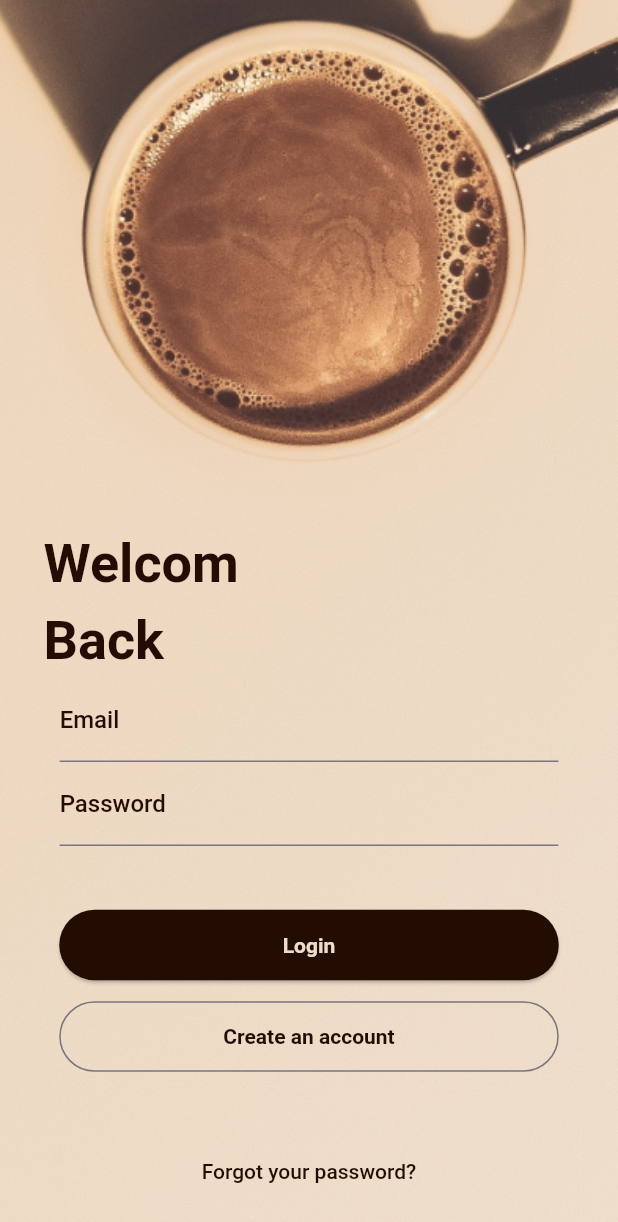
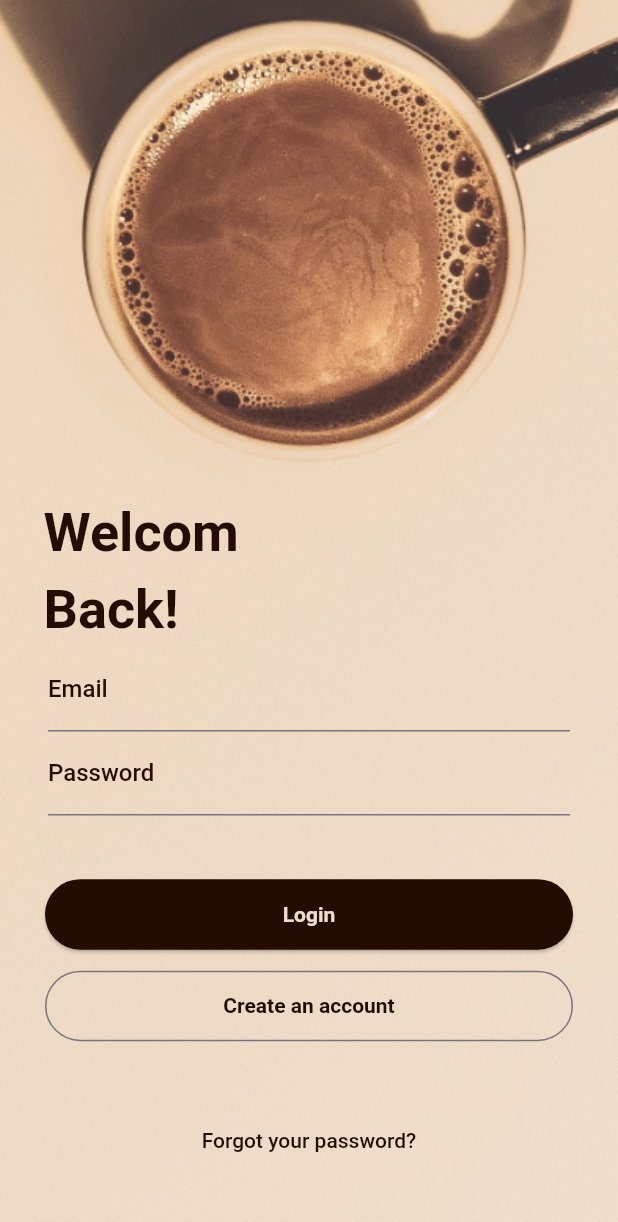
Before and after one commit to HkmPrmr/Coffe-Shop-Clean-Architecture, a Flutter app: the PersonalLoginData screen opened by its route, on a phone screen of 412 x 824 dp. Shown: the top 1222 px of the screen. Run offline on Flutter 3.47's test engine with Material 3 defaults, Android fonts, the phone set to English and light mode, and no system bars; Roboto replaces fonts that are missing (Josefin Sans, Poppins).

Commit message:
login page has been finished , now starting with home page

```diff
--- a/lib/presentation/pages/login_signup/enter_p_datapage.dart
+++ b/lib/presentation/pages/login_signup/enter_p_datapage.dart
@@ -26,29 +26,28 @@ class PersonalLoginData extends StatelessWidget {
             crossAxisAlignment: CrossAxisAlignment.center,
             children: [
               SizedBox(
-                height: 350,
+                height: MediaQuery.of(context).size.height*0.4,
               ),
               Row(
                 children: [
                   Padding(
                     padding: const EdgeInsets.only(left: 29),
                     child: TitleText(
-                      titleText: 'Welcom\nBack',
+                      titleText: 'Welcom\nBack!',
                     ),
                   ),
                 ],
               ),
-              SizedBox(
-                width: 332.5,
-                height: 56,
+              Padding(
+                padding: const EdgeInsets.symmetric(horizontal: 32),
                 child: LiTextField(
                   tfText: 'Email',
+                  tfHintText: 'cetinselenay321@email.com',
                   hideText: false,
                 ),
               ),
-              SizedBox(
-                width: 332.5,
-                height: 56,
+              Padding(
+                padding: const EdgeInsets.symmetric(horizontal: 32),
                 child: LiTextField(
                   tfText: 'Password',
                 ),
@@ -56,16 +55,22 @@ class PersonalLoginData extends StatelessWidget {
               SizedBox(
                 height: 42,
               ),
-              LoginButton(
-                buttonText: 'Login',
-                loginAct: () {},
+              Padding(
+                padding: const EdgeInsets.symmetric(horizontal: 30),
+                child: LoginButton(
+                  buttonText: 'Login',
+                  loginAct: () {},
+                ),
               ),
               SizedBox(
                 height: 13,
               ),
-              CreateAccButton(
-                buttonText: 'Create an account',
-                createAccAct: () {},
+              Padding(
+                padding: const EdgeInsets.symmetric(horizontal: 30),
+                child: CreateAccButton(
+                  buttonText: 'Create an account',
+                  createAccAct: () {},
+                ),
               ),
               SizedBox(
                 height: 42,
--- a/lib/presentation/pages/login_signup/login_widgets/li_createaccbutton.dart
+++ b/lib/presentation/pages/login_signup/login_widgets/li_createaccbutton.dart
@@ -1,14 +1,17 @@
 import 'package:flutter/material.dart';
 
 class CreateAccButton extends StatelessWidget {
-  const CreateAccButton({super.key, required this.buttonText, required this.createAccAct});
-final String buttonText;
-final VoidCallback createAccAct;
+  const CreateAccButton(
+      {super.key, required this.buttonText, required this.createAccAct});
+  final String buttonText;
+  final VoidCallback createAccAct;
   @override
   Widget build(BuildContext context) {
     return OutlinedButton(
       style: OutlinedButton.styleFrom(
-        fixedSize: Size(333, 47),
+        // fixedSize: Size(333, 47),
+        minimumSize: Size(double.infinity, 47),
+
         shape: RoundedRectangleBorder(
             borderRadius: BorderRadius.all(
               Radius.circular(40),
@@ -18,7 +21,7 @@ final VoidCallback createAccAct;
               color: Color.fromRGBO(35, 12, 2, 1),
             )),
       ),
-      onPressed:createAccAct,
+      onPressed: createAccAct,
       child: Text(
         buttonText,
         style: TextStyle(
--- a/lib/presentation/pages/login_signup/login_widgets/li_loginbutton.dart
+++ b/lib/presentation/pages/login_signup/login_widgets/li_loginbutton.dart
@@ -9,7 +9,8 @@ class LoginButton extends StatelessWidget {
     return ElevatedButton(
       onPressed: loginAct,
       style: ElevatedButton.styleFrom(
-        fixedSize: Size(333, 47),
+        // fixedSize: Size(333, 47),
+        minimumSize: Size(double.infinity, 47),
         backgroundColor: Color.fromRGBO(35, 12, 2, 1),
         shape: RoundedRectangleBorder(
           borderRadius: BorderRadius.all(
--- a/lib/presentation/pages/login_signup/login_widgets/li_textfield.dart
+++ b/lib/presentation/pages/login_signup/login_widgets/li_textfield.dart
@@ -1,8 +1,13 @@
 import 'package:flutter/material.dart';
 
 class LiTextField extends StatelessWidget {
-  const LiTextField({super.key, required this.tfText, this.hideText = true});
+  const LiTextField(
+      {super.key,
+      required this.tfText,
+      this.hideText = true,
+      this.tfHintText = ''});
   final String tfText;
+  final String tfHintText;
   final bool hideText;
   @override
   Widget build(BuildContext context) {
@@ -10,6 +15,7 @@ class LiTextField extends StatelessWidget {
       obscureText: hideText,
       cursorColor: Color.fromRGBO(35, 12, 2, 1),
       decoration: InputDecoration(
+        hintText: tfHintText,
         focusedBorder: UnderlineInputBorder(
           borderSide: BorderSide(
             color: Color.fromRGBO(35, 12, 2, 1),
```
